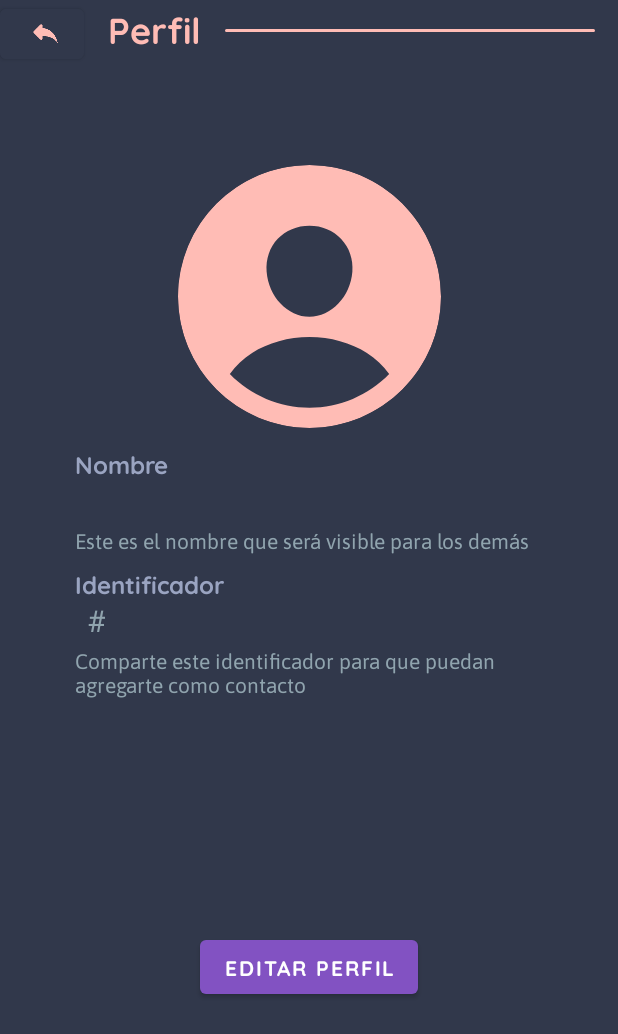
After one commit to AbstrackTeam/HanasuApp, an Android app: the UserInfoActivity screen opened directly, with no data from a screen before it, on a phone screen of 412 x 824 dp. The commit adds this screen. Shown: the top 1034 px of the screen. Run offline under Robolectric (Android 15) with nearby library versions, the phone set to English and light mode, and no system bars; our stand-ins replace Firebase (no records; nobody signed in at launch, a user with empty details on screens opened directly).

Commit message:
Added userInfo activity

```diff
--- a/app/src/main/java/com/abstrack/hanasu/activity/landing/AddFriendActivity.java
+++ b/app/src/main/java/com/abstrack/hanasu/activity/landing/AddFriendActivity.java
@@ -86,7 +86,7 @@ public class AddFriendActivity extends BaseAppActivity {
 
                 if(task.getResult().getValue() != null){
                     if(task.getResult().child("identifier").getValue().toString().equals(ownIdentifier)){
-                        Toast.makeText(AddFriendActivity.this, "No puedes agregarte a ti mismo XD", Toast.LENGTH_SHORT).show();
+                        Toast.makeText(AddFriendActivity.this, "No puedes agregarte a ti mismo", Toast.LENGTH_SHORT).show();
                         return;
                     }
                     UserManager.addToUserContacts(identifier);
--- /dev/null
+++ b/app/src/main/java/com/abstrack/hanasu/activity/landing/UserInfoActivity.java
@@ -0,0 +1,100 @@
+package com.abstrack.hanasu.activity.landing;
+
+import android.net.Uri;
+import android.os.Bundle;
+import android.view.View;
+import android.widget.Button;
+import android.widget.ImageView;
+import android.widget.TextView;
+
+import androidx.annotation.NonNull;
+
+import com.abstrack.hanasu.BaseAppActivity;
+import com.abstrack.hanasu.R;
+import com.abstrack.hanasu.activity.welcome.SetProfileInfoActivity;
+import com.abstrack.hanasu.core.user.UserManager;
+import com.abstrack.hanasu.util.AndroidUtil;
+import com.bumptech.glide.Glide;
+import com.google.android.gms.tasks.OnCompleteListener;
+import com.google.android.gms.tasks.Task;
+import com.google.firebase.storage.FirebaseStorage;
+import com.google.firebase.storage.StorageReference;
+
+public class UserInfoActivity extends BaseAppActivity {
+
+    TextView identifierNameTextView, identifierTagTextView, displayNameTextView;
+    ImageView userIcon;
+
+    @Override
+    protected void onCreate(Bundle savedInstanceState) {
+        super.onCreate(savedInstanceState);
+        setContentView(R.layout.activity_user_info);
+
+        init();
+    }
+
+    private void init(){
+        identifierNameTextView = findViewById(R.id.userIdentifierNameTextView);
+        identifierTagTextView = findViewById(R.id.userIdentifierTagTextView);
+
+        displayNameTextView = findViewById(R.id.displayNameTextView);
+
+        userIcon = findViewById(R.id.profileUserIcon);
+
+        Button returnToLanding = findViewById(R.id.goBackToLanding);
+        returnToLanding.setOnClickListener(new View.OnClickListener() {
+            @Override
+            public void onClick(View view) {
+                finish();
+            }
+        });
+
+        Button editProfile = findViewById(R.id.editProfileInfoButton);
+        editProfile.setOnClickListener(new View.OnClickListener() {
+            @Override
+            public void onClick(View view) {
+                goToProfileInfo();
+            }
+        });
+
+        getAndDisplayInfo();
+    }
+
+    private void getAndDisplayInfo(){
+        displayNameTextView.setText(UserManager.getCurrentUser().getDisplayName());
+        identifierNameTextView.setText(UserManager.getCurrentUser().getName());
+        identifierTagTextView.setText(UserManager.getCurrentUser().getTag());
+        fetchProfilePicture();
+    }
+
+    private void fetchProfilePicture(){
+        String imgKey = UserManager.getCurrentUser().getImgKey();
+        String imgExtension = UserManager.getCurrentUser().getImgExtension();
+        String imagePath = "image/" + imgKey + imgExtension;
+
+        StorageReference imgRef = FirebaseStorage.getInstance().getReference();
+
+        System.out.println(imagePath);
+
+        imgRef.child(imagePath).getDownloadUrl().addOnCompleteListener(new OnCompleteListener<Uri>() {
+            @Override
+            public void onComplete(@NonNull Task<Uri> task) {
+                if (!task.isSuccessful()) {
+                    return;
+                }
+
+                System.out.println(task.getResult());
+
+                if (imgExtension.equals(".gif")) {
+                    Glide.with(UserInfoActivity.this).asGif().load(task.getResult()).into(userIcon);
+                } else {
+                    Glide.with(UserInfoActivity.this).asBitmap().load(task.getResult()).into(userIcon);
+                }
+            }
+        });
+    }
+
+    private void goToProfileInfo(){
+        AndroidUtil.startNewActivity(this, SetProfileInfoActivity.class);
+    }
+}
--- /dev/null
+++ b/app/src/main/res/layout/activity_user_info.xml
@@ -0,0 +1,207 @@
+<?xml version="1.0" encoding="utf-8"?>
+<androidx.constraintlayout.widget.ConstraintLayout xmlns:android="http://schemas.android.com/apk/res/android"
+    xmlns:app="http://schemas.android.com/apk/res-auto"
+    xmlns:tools="http://schemas.android.com/tools"
+    android:layout_width="match_parent"
+    android:layout_height="match_parent"
+    android:background="@color/background"
+    tools:context=".activity.landing.UserInfoActivity">
+
+  <TextView
+      android:id="@+id/identifierHint"
+      android:layout_width="0dp"
+      android:layout_height="wrap_content"
+      android:layout_marginTop="4dp"
+      android:fontFamily="@font/asap"
+      android:scrollHorizontally="false"
+      android:text="@string/profile_identifier_hint"
+      android:textColor="@color/hints"
+      app:layout_constraintEnd_toEndOf="@+id/nameHint"
+      app:layout_constraintStart_toStartOf="@+id/identifierLayout"
+      app:layout_constraintTop_toBottomOf="@+id/userIdentifierNameTextView" />
+
+  <TextView
+      android:id="@+id/txtProfile"
+      android:layout_width="wrap_content"
+      android:layout_height="wrap_content"
+      android:layout_marginStart="16dp"
+      android:layout_marginTop="5dp"
+      android:layout_marginEnd="16dp"
+      android:fontFamily="@font/quicksand_bold"
+      android:includeFontPadding="false"
+      android:text="@string/profile_title"
+      android:textColor="@color/accent_color"
+      android:textSize="24sp"
+      android:textStyle="bold"
+      app:layout_constraintEnd_toStartOf="@+id/txtBorderedLine2"
+      app:layout_constraintStart_toEndOf="@+id/goBackToLanding"
+      app:layout_constraintTop_toTopOf="parent" />
+
+  <TextView
+      android:id="@+id/txtBorderedLine2"
+      android:layout_width="0dp"
+      android:layout_height="wrap_content"
+      android:layout_marginEnd="15dp"
+      android:height="2dp"
+      android:background="@drawable/rounded_corner_border_primary"
+      app:circularflow_defaultRadius="10dp"
+      app:layout_constraintBottom_toBottomOf="@+id/txtProfile"
+      app:layout_constraintEnd_toEndOf="parent"
+      app:layout_constraintStart_toEndOf="@+id/txtProfile"
+      app:layout_constraintTop_toTopOf="@+id/txtProfile" />
+
+  <Button
+      android:id="@+id/goBackToLanding"
+      android:layout_width="56dp"
+      android:layout_height="45dp"
+      android:backgroundTint="@color/background"
+      android:contentDescription="@string/register_btn"
+      app:icon="@mipmap/ic_return_foreground"
+      app:iconSize="30dp"
+      app:iconTint="@color/accent_color"
+      app:layout_constraintStart_toStartOf="parent"
+      app:layout_constraintTop_toTopOf="parent"
+      tools:ignore="DuplicateSpeakableTextCheck" />
+
+  <com.google.android.material.imageview.ShapeableImageView
+      android:id="@+id/profileUserIcon"
+      android:layout_width="175dp"
+      android:layout_height="175dp"
+      android:outlineProvider="background"
+      android:scaleType="centerCrop"
+      app:layout_constraintBottom_toBottomOf="parent"
+      app:layout_constraintEnd_toEndOf="parent"
+      app:layout_constraintStart_toStartOf="parent"
+      app:layout_constraintTop_toTopOf="parent"
+      app:layout_constraintVertical_bias="0.17000002"
+      app:shapeAppearanceOverlay="@style/roundedImageViewRounded"
+      app:srcCompat="@drawable/ic_profile_pic" />
+
+  <LinearLayout
+      android:id="@+id/displayNameLayout"
+      android:layout_width="match_parent"
+      android:layout_height="wrap_content"
+      android:layout_marginStart="50dp"
+      android:layout_marginTop="12dp"
+      android:layout_marginEnd="50dp"
+      android:orientation="horizontal"
+      app:layout_constraintEnd_toEndOf="parent"
+      app:layout_constraintStart_toStartOf="parent"
+      app:layout_constraintTop_toBottomOf="@+id/profileUserIcon">
+
+    <TextView
+        android:id="@+id/displayNameSampleText"
+        android:layout_width="wrap_content"
+        android:layout_height="wrap_content"
+        android:layout_weight="0"
+        android:fontFamily="@font/quicksand_bold"
+        android:scrollHorizontally="false"
+        android:text="Nombre"
+        android:textColor="@color/detail_color_secondary"
+        android:textSize="16sp" />
+
+  </LinearLayout>
+
+  <LinearLayout
+      android:id="@+id/identifierLayout"
+      android:layout_width="match_parent"
+      android:layout_height="wrap_content"
+      android:layout_marginStart="50dp"
+      android:layout_marginTop="8dp"
+      android:layout_marginEnd="50dp"
+      android:orientation="horizontal"
+      app:layout_constraintEnd_toEndOf="parent"
+      app:layout_constraintHorizontal_bias="1.0"
+      app:layout_constraintStart_toStartOf="parent"
+      app:layout_constraintTop_toBottomOf="@+id/nameHint">
+
+    <TextView
+        android:id="@+id/identifierTextView"
+        android:layout_width="wrap_content"
+        android:layout_height="wrap_content"
+        android:layout_weight="0"
+        android:fontFamily="@font/quicksand_bold"
+        android:scrollHorizontally="false"
+        android:text="Identificador"
+        android:textColor="@color/detail_color_secondary"
+        android:textSize="16sp" />
+
+  </LinearLayout>
+
+  <TextView
+      android:id="@+id/displayNameTextView"
+      android:layout_width="0dp"
+      android:layout_height="wrap_content"
+      android:fontFamily="@font/quicksand_bold"
+      android:scrollHorizontally="false"
+      android:textColor="@color/important_color_primary"
+      android:textSize="20sp"
+      app:layout_constraintEnd_toEndOf="@+id/displayNameLayout"
+      app:layout_constraintStart_toStartOf="@+id/displayNameLayout"
+      app:layout_constraintTop_toBottomOf="@+id/displayNameLayout" />
+
+  <TextView
+      android:id="@+id/userIdentifierNameTextView"
+      android:layout_width="wrap_content"
+      android:layout_height="wrap_content"
+      android:layout_weight="0"
+      android:fontFamily="@font/quicksand_bold"
+      android:scrollHorizontally="false"
+      android:text="name"
+      android:textColor="@color/important_color_primary"
+      android:textSize="20sp"
+      app:layout_constraintStart_toStartOf="@+id/identifierLayout"
+      app:layout_constraintTop_toBottomOf="@+id/identifierLayout" />
+
+  <TextView
+      android:id="@+id/hashtagDecoration"
+      android:layout_width="wrap_content"
+      android:layout_height="wrap_content"
+      android:layout_marginStart="8dp"
+      android:layout_weight="0"
+      android:scrollHorizontally="false"
+      android:text="#"
+      android:textColor="@color/hints"
+      android:textSize="20sp"
+      app:layout_constraintStart_toEndOf="@+id/userIdentifierNameTextView"
+      app:layout_constraintTop_toTopOf="@+id/userIdentifierNameTextView" />
+
+  <TextView
+      android:id="@+id/userIdentifierTagTextView"
+      android:layout_width="wrap_content"
+      android:layout_height="wrap_content"
+      android:layout_marginStart="8dp"
+      android:layout_weight="0"
+      android:fontFamily="@font/quicksand_bold"
+      android:scrollHorizontally="false"
+      android:text="tag"
+      android:textColor="@color/important_color_primary"
+      android:textSize="20sp"
+      app:layout_constraintStart_toEndOf="@+id/hashtagDecoration"
+      app:layout_constraintTop_toTopOf="@+id/userIdentifierNameTextView" />
+
+  <TextView
+      android:id="@+id/nameHint"
+      android:layout_width="0dp"
+      android:layout_height="wrap_content"
+      android:layout_marginTop="4dp"
+      android:fontFamily="@font/asap"
+      android:scrollHorizontally="false"
+      android:text="@string/profile_name_hint"
+      android:textColor="@color/hints"
+      app:layout_constraintEnd_toEndOf="@+id/displayNameLayout"
+      app:layout_constraintStart_toStartOf="@+id/displayNameLayout"
+      app:layout_constraintTop_toBottomOf="@+id/displayNameTextView" />
+
+  <Button
+      android:id="@+id/editProfileInfoButton"
+      android:layout_width="wrap_content"
+      android:layout_height="wrap_content"
+      android:fontFamily="@font/quicksand_bold"
+      android:text="Editar perfil"
+      app:layout_constraintBottom_toBottomOf="parent"
+      app:layout_constraintEnd_toEndOf="parent"
+      app:layout_constraintStart_toStartOf="parent"
+      app:layout_constraintTop_toBottomOf="@+id/identifierHint" />
+
+</androidx.constraintlayout.widget.ConstraintLayout>
--- a/app/src/main/res/values/strings.xml
+++ b/app/src/main/res/values/strings.xml
@@ -67,4 +67,8 @@
     <string name="profile_pic_trash">Basura</string>
     <string name="msg_hint">Mensaje</string>
     <string name="no_chats_text_view">Parece que aún no tienes ningún contacto, agrega uno</string>
+    <string name="profile_title">Perfil</string>
+    <string name="profile_name_hint">Este es el nombre que será visible para los demás</string>
+    <string name="profile_identifier_hint">Comparte este identificador para que puedan agregarte como contacto</string>
+
 </resources>
```
Also changed, not shown: app/src/main/AndroidManifest.xml (+16 -8 lines), app/src/main/java/com/abstrack/hanasu/activity/LoadingActivity.java (+9 -2 lines), app/src/main/java/com/abstrack/hanasu/activity/landing/LandingActivity.java (+22 -27 lines), app/src/main/res/anim/options_left.xml (added, +13 -0 lines), app/src/main/res/anim/options_right.xml (added, +13 -0 lines), app/src/main/res/drawable/ic_info.xml (added, +9 -0 lines), app/src/main/res/layout/activity_landing.xml (+26 -0 lines).
